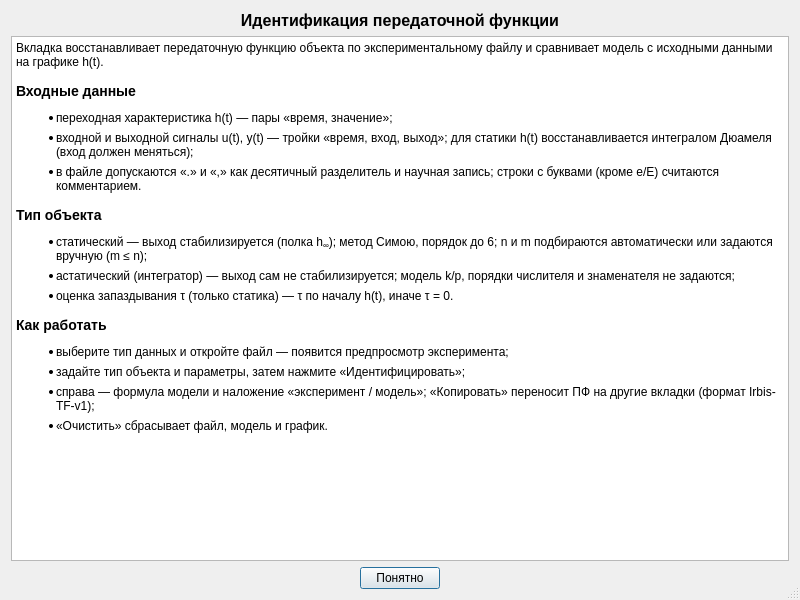
Before: the Qt Designer form ui/dialogs/help-dialog.ui in VadmanBat/Irbis, drawn with Qt 5.
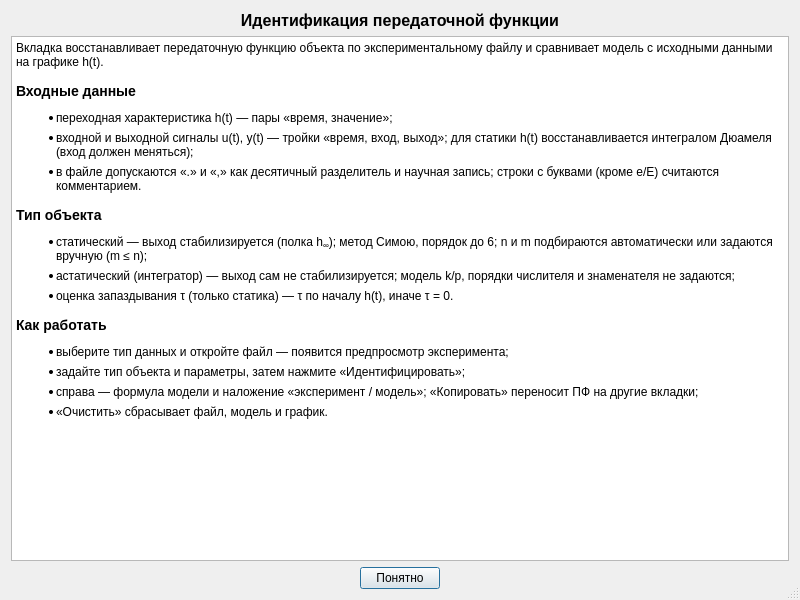
After: the same form once the commit is applied.

Patch:
```diff
--- a/ui/dialogs/help-dialog.ui
+++ b/ui/dialogs/help-dialog.ui
@@ -55,7 +55,7 @@
          <bool>true</bool>
         </property>
         <property name="html">
-         <string>&lt;style&gt;p { text-align: justify; text-indent: 1.2em; margin: 0 0 8px 0; }h3 { font-size: 11pt; margin: 14px 0 6px 0; }ul { margin: 0 0 10px 1.4em; padding: 0; }li { margin: 0 0 6px 0; text-align: justify; }&lt;/style&gt;&lt;p&gt;Вкладка восстанавливает передаточную функцию объекта по экспериментальному файлу и сравнивает модель с исходными данными на графике h(t).&lt;/p&gt;&lt;h3&gt;Входные данные&lt;/h3&gt;&lt;ul&gt;&lt;li&gt;переходная характеристика h(t) — пары «время, значение»;&lt;/li&gt;&lt;li&gt;входной и выходной сигналы u(t), y(t) — тройки «время, вход, выход»; для статики h(t) восстанавливается интегралом Дюамеля (вход должен меняться);&lt;/li&gt;&lt;li&gt;в файле допускаются «.» и «,» как десятичный разделитель и научная запись; строки с буквами (кроме e/E) считаются комментарием.&lt;/li&gt;&lt;/ul&gt;&lt;h3&gt;Тип объекта&lt;/h3&gt;&lt;ul&gt;&lt;li&gt;статический — выход стабилизируется (полка h&lt;sub&gt;∞&lt;/sub&gt;); метод Симою, порядок до 6; n и m подбираются автоматически или задаются вручную (m ≤ n);&lt;/li&gt;&lt;li&gt;астатический (интегратор) — выход сам не стабилизируется; модель k/p, порядки числителя и знаменателя не задаются;&lt;/li&gt;&lt;li&gt;оценка запаздывания τ (только статика) — τ по началу h(t), иначе τ = 0.&lt;/li&gt;&lt;/ul&gt;&lt;h3&gt;Как работать&lt;/h3&gt;&lt;ul&gt;&lt;li&gt;выберите тип данных и откройте файл — появится предпросмотр эксперимента;&lt;/li&gt;&lt;li&gt;задайте тип объекта и параметры, затем нажмите «Идентифицировать»;&lt;/li&gt;&lt;li&gt;справа — формула модели и наложение «эксперимент / модель»; «Копировать» переносит ПФ на другие вкладки (формат Irbis-TF-v1);&lt;/li&gt;&lt;li&gt;«Очистить» сбрасывает файл, модель и график.&lt;/li&gt;&lt;/ul&gt;</string>
+         <string>&lt;style&gt;p { text-align: justify; text-indent: 1.2em; margin: 0 0 8px 0; }h3 { font-size: 11pt; margin: 14px 0 6px 0; }ul { margin: 0 0 10px 1.4em; padding: 0; }li { margin: 0 0 6px 0; text-align: justify; }&lt;/style&gt;&lt;p&gt;Вкладка восстанавливает передаточную функцию объекта по экспериментальному файлу и сравнивает модель с исходными данными на графике h(t).&lt;/p&gt;&lt;h3&gt;Входные данные&lt;/h3&gt;&lt;ul&gt;&lt;li&gt;переходная характеристика h(t) — пары «время, значение»;&lt;/li&gt;&lt;li&gt;входной и выходной сигналы u(t), y(t) — тройки «время, вход, выход»; для статики h(t) восстанавливается интегралом Дюамеля (вход должен меняться);&lt;/li&gt;&lt;li&gt;в файле допускаются «.» и «,» как десятичный разделитель и научная запись; строки с буквами (кроме e/E) считаются комментарием.&lt;/li&gt;&lt;/ul&gt;&lt;h3&gt;Тип объекта&lt;/h3&gt;&lt;ul&gt;&lt;li&gt;статический — выход стабилизируется (полка h&lt;sub&gt;∞&lt;/sub&gt;); метод Симою, порядок до 6; n и m подбираются автоматически или задаются вручную (m ≤ n);&lt;/li&gt;&lt;li&gt;астатический (интегратор) — выход сам не стабилизируется; модель k/p, порядки числителя и знаменателя не задаются;&lt;/li&gt;&lt;li&gt;оценка запаздывания τ (только статика) — τ по началу h(t), иначе τ = 0.&lt;/li&gt;&lt;/ul&gt;&lt;h3&gt;Как работать&lt;/h3&gt;&lt;ul&gt;&lt;li&gt;выберите тип данных и откройте файл — появится предпросмотр эксперимента;&lt;/li&gt;&lt;li&gt;задайте тип объекта и параметры, затем нажмите «Идентифицировать»;&lt;/li&gt;&lt;li&gt;справа — формула модели и наложение «эксперимент / модель»; «Копировать» переносит ПФ на другие вкладки;&lt;/li&gt;&lt;li&gt;«Очистить» сбрасывает файл, модель и график.&lt;/li&gt;&lt;/ul&gt;</string>
         </property>
        </widget>
       </item>
```
Left out of the diff: 4 changed lines with no effect on the pictures.
